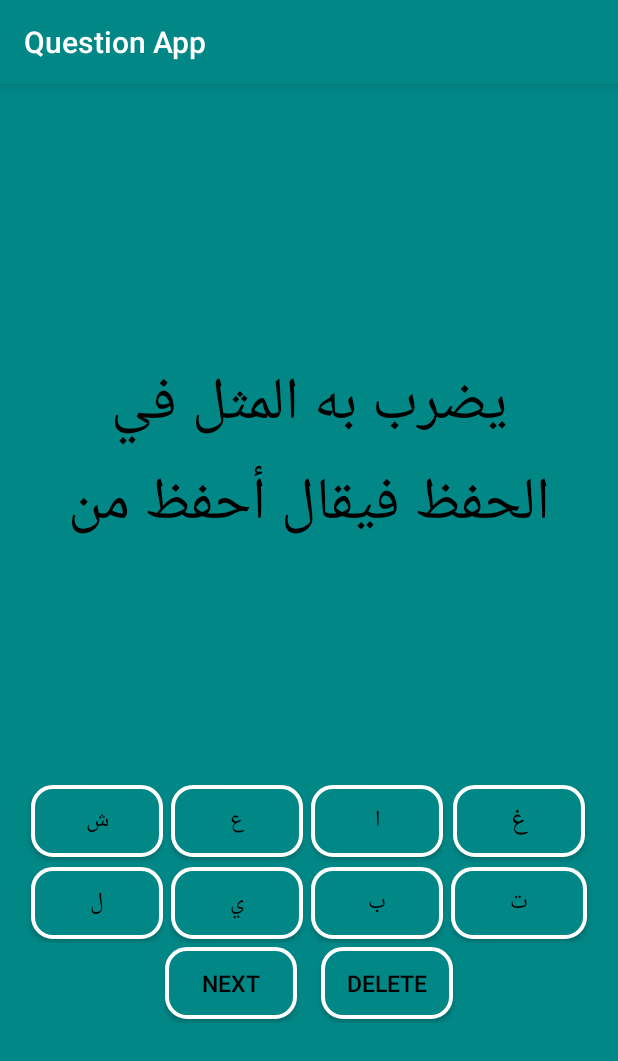
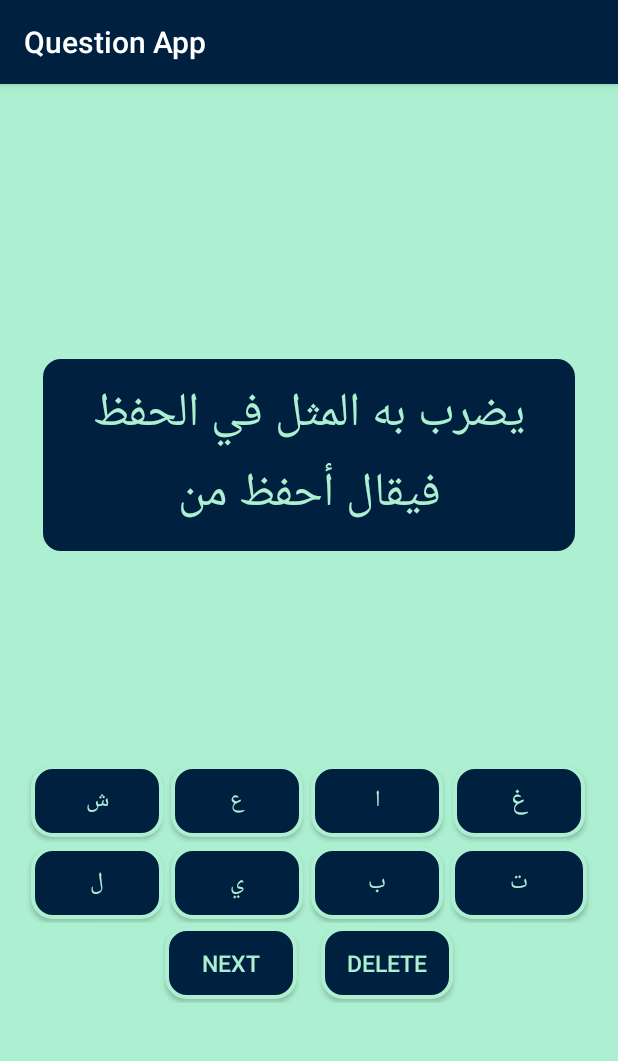
Before and after one commit to abdulrhman225/QustionApp, an Android app: the ThirdView screen opened directly, with no data from a screen before it, on a phone screen of 412 x 824 dp. Shown: the top 1061 px of the screen. Run offline under Robolectric (Android 15) with nearby library versions, the phone set to English and light mode, and no system bars; our stand-ins replace sdp/ssp sizes.

Commit message:
update question app

```diff
--- a/app/src/main/res/drawable/background.xml
+++ b/app/src/main/res/drawable/background.xml
@@ -3,7 +3,7 @@
     <corners android:radius="@dimen/_10sdp" />
     <stroke
         android:width="@dimen/_2sdp"
-        android:color="@color/white" />
+        android:color="@color/Mint" />
     <solid android:color="@color/teal_700" />
     <padding
         android:bottom="@dimen/_5sdp"
--- a/app/src/main/res/layout/activity_third_view.xml
+++ b/app/src/main/res/layout/activity_third_view.xml
@@ -6,7 +6,7 @@
     android:layout_height="match_parent"
     android:gravity="center"
     android:orientation="vertical"
-    android:background="@color/teal_700"
+    android:background="@color/Mint"
     tools:context=".ThirdView">
 
     <TextView
@@ -17,8 +17,9 @@
         android:gravity="center"
         android:padding="@dimen/_10sdp"
         android:text="TextView"
-        android:textColor="@color/black"
-        android:textSize="@dimen/_30sdp" />
+        android:background="@drawable/background"
+        android:textColor="@color/Mint"
+        android:textSize="@dimen/_24sdp" />
 
     <TextView
         android:textColor="@color/black"
@@ -48,7 +49,7 @@
                 android:layout_margin="@dimen/_2sdp"
                 android:background="@drawable/background"
                 android:text="Button"
-                android:textColor="@color/black"
+                android:textColor="@color/Mint"
                 android:textSize="@dimen/_12sdp" />
 
             <Button
@@ -58,7 +59,7 @@
                 android:layout_margin="@dimen/_2sdp"
                 android:background="@drawable/background"
                 android:text="Button"
-                android:textColor="@color/black"
+                android:textColor="@color/Mint"
                 android:textSize="@dimen/_12sdp" />
 
             <Button
@@ -68,7 +69,7 @@
                 android:layout_margin="@dimen/_2sdp"
                 android:background="@drawable/background"
                 android:text="Button"
-                android:textColor="@color/black"
+                android:textColor="@color/Mint"
                 android:textSize="@dimen/_12sdp" />
 
             <Button
@@ -78,7 +79,7 @@
                 android:layout_margin="@dimen/_3sdp"
                 android:background="@drawable/background"
                 android:text="Button"
-                android:textColor="@color/black"
+                android:textColor="@color/Mint"
                 android:textSize="@dimen/_14sdp" />
         </TableRow>
 
@@ -94,7 +95,7 @@
                 android:layout_margin="@dimen/_2sdp"
                 android:background="@drawable/background"
                 android:text="Button"
-                android:textColor="@color/black"
+                android:textColor="@color/Mint"
                 android:textSize="@dimen/_12sdp" />
 
             <Button
@@ -104,7 +105,7 @@
                 android:layout_margin="@dimen/_2sdp"
                 android:background="@drawable/background"
                 android:text="Button"
-                android:textColor="@color/black"
+                android:textColor="@color/Mint"
                 android:textSize="@dimen/_12sdp" />
 
             <Button
@@ -114,7 +115,7 @@
                 android:layout_margin="@dimen/_2sdp"
                 android:background="@drawable/background"
                 android:text="Button"
-                android:textColor="@color/black"
+                android:textColor="@color/Mint"
                 android:textSize="@dimen/_12sdp" />
 
             <Button
@@ -124,7 +125,7 @@
                 android:layout_margin="@dimen/_2sdp"
                 android:background="@drawable/background"
                 android:text="Button"
-                android:textColor="@color/black"
+                android:textColor="@color/Mint"
                 android:textSize="@dimen/_12sdp" />
         </TableRow>
 
@@ -143,7 +144,7 @@
             android:layout_margin="@dimen/_2sdp"
             android:background="@drawable/background"
             android:text="next"
-            android:textColor="@color/black"
+            android:textColor="@color/Mint"
             android:textSize="@dimen/_12sdp" />
 
         <Button
@@ -156,7 +157,7 @@
             android:layout_marginBottom="@dimen/_2sdp"
             android:background="@drawable/background"
             android:text="Delete"
-            android:textColor="@color/black"
+            android:textColor="@color/Mint"
             android:textSize="@dimen/_12sdp" />
     </LinearLayout>
 
--- a/app/src/main/res/layout/custom_dialog.xml
+++ b/app/src/main/res/layout/custom_dialog.xml
@@ -8,7 +8,7 @@
     android:layout_height="match_parent">
 
     <TextView
-        android:textColor="@color/black"
+        android:textColor="@color/Mint"
         android:id="@+id/Custom_dialog_tv_tryAgain"
         android:layout_width="wrap_content"
         android:layout_height="wrap_content"
@@ -28,13 +28,13 @@
             android:layout_width="wrap_content"
             android:layout_height="wrap_content"
             android:layout_margin="@dimen/_5sdp"
-            android:textColor="@color/black"
+            android:textColor="@color/Mint"
             android:text="خرج من التطبيق"
             android:textSize="@dimen/_14sdp" />
 
         <Button
             android:background="@drawable/background"
-            android:textColor="@color/black"
+            android:textColor="@color/Mint"
             android:id="@+id/Custom_dialog_tryAgain"
             android:layout_width="wrap_content"
             android:layout_height="wrap_content"
--- a/app/src/main/res/values/colors.xml
+++ b/app/src/main/res/values/colors.xml
@@ -4,9 +4,10 @@
     <color name="purple_500">#FF6200EE</color>
     <color name="purple_700">#FF3700B3</color>
     <color name="teal_200">#FF03DAC5</color>
-    <color name="teal_700">#FF018786</color>
+    <color name="teal_700">#00203F</color>
     <color name="black">#FF000000</color>
     <color name="white">#FFFFFFFF</color>
     <color name ="Green">#00A713</color>
     <color name ="Red">#F00000</color>
+    <color name ="Mint">#ADEFD1</color>
 </resources>
```
Also changed, not shown: app/src/main/res/layout/activity_main.xml (+8 -7 lines), app/src/main/res/layout/activity_main1.xml (+4 -4 lines), app/src/main/res/layout/activity_second_view.xml (+7 -6 lines), gradle/wrapper/gradle-wrapper.properties, 2 other files.
